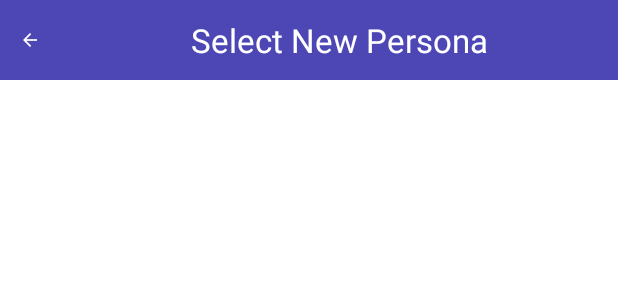
After one commit to nadaf-afif/Operator-client, an Android app: the layout activity_personalist.xml on its own in the app's theme, with its tools: preview values and no code run, on a phone screen of 412 x 824 dp. The commit adds this screen. Shown: the top 300 px of the screen. Run offline under Robolectric (Android 15) with nearby library versions, the phone set to English and light mode, and no system bars.

Commit message:
persona list

```diff
--- a/app/src/main/java/app/operatorclient/xtxt/Requestmanager/RequestManger.java
+++ b/app/src/main/java/app/operatorclient/xtxt/Requestmanager/RequestManger.java
@@ -128,6 +128,7 @@ public class RequestManger {
         } catch (Exception e) {
             e.printStackTrace();
         }
+        Log.d("URL GET", url + " ");
         Log.d("RESPONSE GET", responseString + " ");
         return responseString;
 
--- /dev/null
+++ b/app/src/main/res/layout/activity_personalist.xml
@@ -0,0 +1,50 @@
+<?xml version="1.0" encoding="utf-8"?>
+<LinearLayout xmlns:android="http://schemas.android.com/apk/res/android"
+    android:orientation="vertical"
+    android:layout_width="match_parent"
+    android:background="@android:color/white"
+    android:layout_height="match_parent">
+
+
+    <LinearLayout
+        android:orientation="horizontal"
+        android:layout_width="match_parent"
+        android:background="@color/blue"
+        android:layout_height="wrap_content">
+
+        <ImageButton
+            android:id="@+id/back"
+            android:layout_width="40dp"
+            android:layout_height="40dp"
+            android:src="@drawable/back_arrow_icon"
+            android:layout_gravity="center"
+            android:background="@null" />
+
+        <TextView
+            android:text="Select New Persona"
+            android:layout_width="wrap_content"
+            android:layout_height="wrap_content"
+            android:layout_weight="1"
+            android:textSize="22dp"
+            android:textColor="@android:color/white"
+            android:background="@color/blue"
+            android:gravity="center"
+            android:padding="12dp" />
+
+    </LinearLayout>
+
+    <GridView
+        android:id="@+id/gridview"
+        android:layout_width="fill_parent"
+        android:layout_height="fill_parent"
+        android:numColumns="auto_fit"
+        android:columnWidth="100dp"
+        android:horizontalSpacing="10dp"
+        android:verticalSpacing="10dp"
+        android:layout_marginTop="20dp"
+        android:gravity="center"
+        android:stretchMode="columnWidth">
+
+    </GridView>
+
+</LinearLayout>
```
Also changed, not shown: app/src/main/AndroidManifest.xml (+7 -0 lines), app/src/main/java/app/operatorclient/xtxt/ChatScreenActivity.java (+9 -0 lines), app/src/main/java/app/operatorclient/xtxt/PersonaListActivity.java (added, +251 -0 lines), app/src/main/java/app/operatorclient/xtxt/Requestmanager/Persona.java (added, +66 -0 lines), app/src/main/res/layout/gridview_persona.xml (added, +26 -0 lines), app/src/main/res/drawable-hdpi/back_arrow_icon.png (added), app/src/main/res/drawable-mdpi/back_arrow_icon.png (added), app/src/main/res/drawable-xhdpi/back_arrow_icon.png (added), app/src/main/res/drawable-xxhdpi/back_arrow_icon.png (added), 2 other files.
